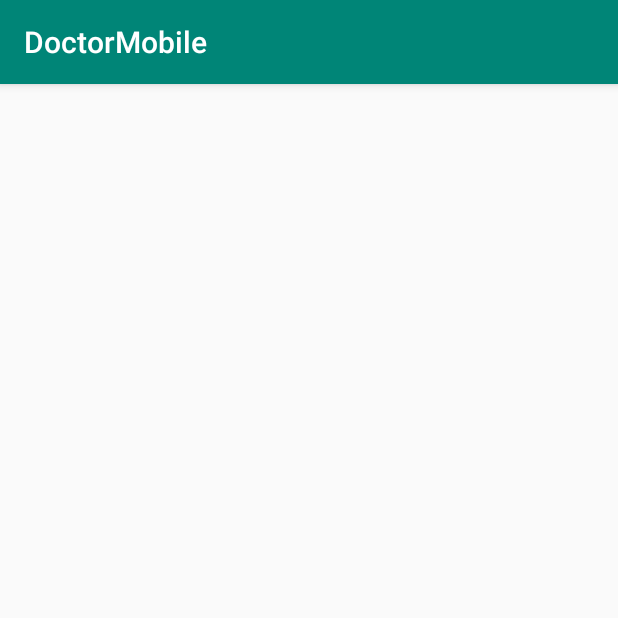
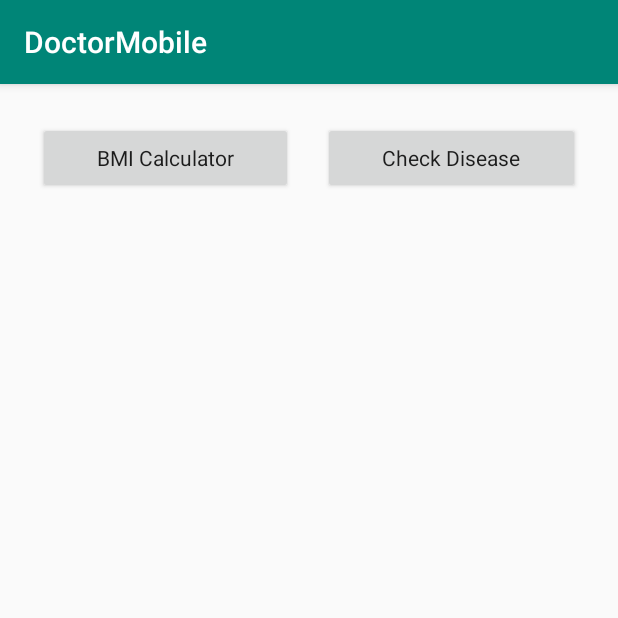
Before and after one commit to Raiyan-sharif/DoctorMobile, an Android app: the UserPannel screen opened directly, with no data from a screen before it, on a phone screen of 412 x 824 dp, the top half of it. Run offline under Robolectric (Android 15) with nearby library versions, the phone set to English and light mode, and no system bars.

Commit message:
user pannel

```diff
--- a/app/src/main/res/layout/activity_user_pannel.xml
+++ b/app/src/main/res/layout/activity_user_pannel.xml
@@ -1,20 +1,37 @@
 <?xml version="1.0" encoding="utf-8"?>
-<android.support.constraint.ConstraintLayout xmlns:android="http://schemas.android.com/apk/res/android"
+<LinearLayout xmlns:android="http://schemas.android.com/apk/res/android"
     xmlns:app="http://schemas.android.com/apk/res-auto"
     xmlns:tools="http://schemas.android.com/tools"
     android:layout_width="match_parent"
     android:layout_height="match_parent"
     tools:context=".UserPannel">
+    <LinearLayout
+        android:layout_width="match_parent"
+        android:layout_height="wrap_content"
+        android:layout_marginLeft="25dp"
+        android:layout_marginRight="25dp"
+        android:layout_marginTop="25dp">
 
-    <android.support.v7.widget.RecyclerView
-        android:layout_width="395dp"
-        android:layout_height="715dp"
-        android:layout_marginStart="8dp"
-        android:layout_marginTop="8dp"
-        android:layout_marginEnd="8dp"
-        android:layout_marginBottom="8dp"
-        app:layout_constraintBottom_toBottomOf="parent"
-        app:layout_constraintEnd_toEndOf="parent"
-        app:layout_constraintStart_toStartOf="parent"
-        app:layout_constraintTop_toTopOf="parent" />
-</android.support.constraint.ConstraintLayout>
+        <Button
+            android:layout_width="wrap_content"
+            android:layout_height="wrap_content"
+            android:layout_weight="1"
+            android:layout_marginRight="10dp"
+            android:text="BMI Calculator"
+            android:textAppearance="@style/TextAppearance.AppCompat"/>
+        <Button
+            android:layout_width="wrap_content"
+            android:layout_height="wrap_content"
+            android:layout_weight="1"
+            android:layout_marginLeft="10dp"
+            android:text="Check Disease"
+            android:textAppearance="@style/TextAppearance.AppCompat"/>
+
+
+
+    </LinearLayout>
+
+
+
+
+</LinearLayout>
```
Also changed, not shown: app/src/main/java/android/example/doctormobile/OptionButton.java (deleted, +0 -18 lines), app/src/main/java/android/example/doctormobile/OptionButtonAdapter.java (deleted, +0 -33 lines), app/src/main/res/layout/option_list.xml (deleted, +0 -36 lines).
